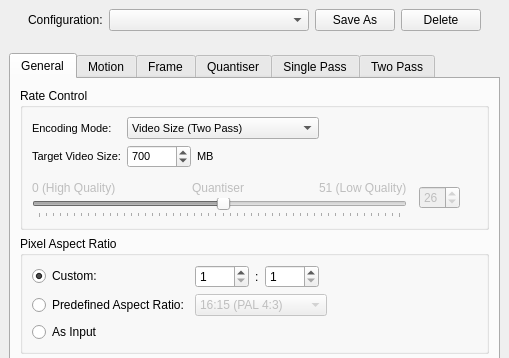
Before: the Qt Designer form branches/avidemux_2.5_branch_gruntster/plugins/ADM_videoEncoder/ADM_vidEnc_xvid/qt4/xvidConfigDialog.ui in BackupTheBerlios/avidemux-svn, drawn with Qt 5; both pictures show x 0 to 509 and y 0 to 358 of the 509 by 624 pixel window.
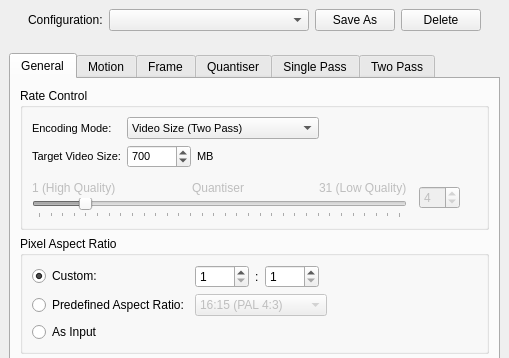
After: the same form once the commit is applied.

Commit message: [xvid] beginnings of xml settings and hooking up Qt options window

The edit to the form file:
```diff
--- a/branches/avidemux_2.5_branch_gruntster/plugins/ADM_videoEncoder/ADM_vidEnc_xvid/qt4/xvidConfigDialog.ui
+++ b/branches/avidemux_2.5_branch_gruntster/plugins/ADM_videoEncoder/ADM_vidEnc_xvid/qt4/xvidConfigDialog.ui
@@ -360,7 +360,7 @@
                      <bool>false</bool>
                     </property>
                     <property name="text" >
-                     <string>0 (High Quality)</string>
+                     <string>1 (High Quality)</string>
                     </property>
                    </widget>
                   </item>
@@ -406,7 +406,7 @@
                      <bool>false</bool>
                     </property>
                     <property name="text" >
-                     <string>51 (Low Quality)</string>
+                     <string>31 (Low Quality)</string>
                     </property>
                    </widget>
                   </item>
@@ -424,13 +424,16 @@
                    </size>
                   </property>
                   <property name="maximum" >
-                   <number>51</number>
+                   <number>31</number>
                   </property>
                   <property name="pageStep" >
                    <number>5</number>
                   </property>
                   <property name="value" >
-                   <number>26</number>
+                   <number>4</number>
+                  </property>
+                  <property name="sliderPosition" >
+                   <number>4</number>
                   </property>
                   <property name="orientation" >
                    <enum>Qt::Horizontal</enum>
@@ -448,10 +451,13 @@
                  <bool>false</bool>
                 </property>
                 <property name="maximum" >
-                 <number>51</number>
+                 <number>31</number>
+                </property>
+                <property name="minimum" >
+                 <number>1</number>
                 </property>
                 <property name="value" >
-                 <number>26</number>
+                 <number>4</number>
                 </property>
                </widget>
               </item>
```
The commit also changes 10 other files.
